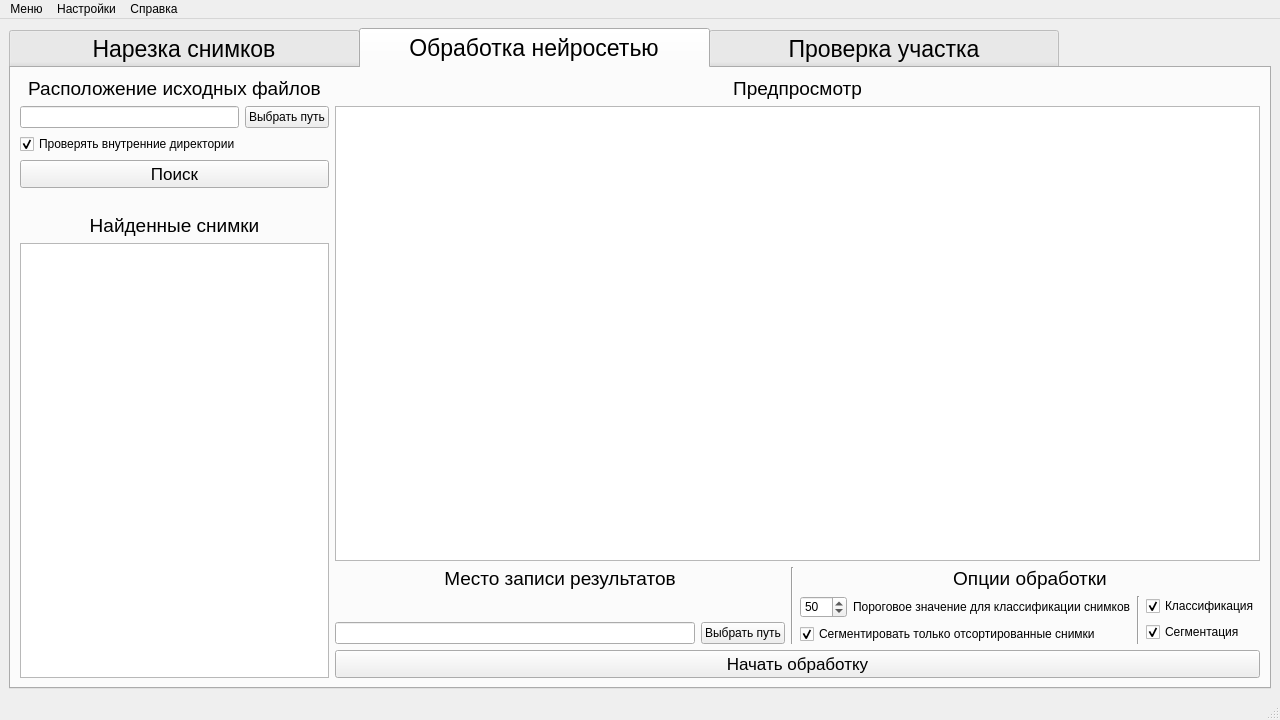
First picture: the form in GeoDetector.ui, repository Vic1379/GeoDetector, before the edit.
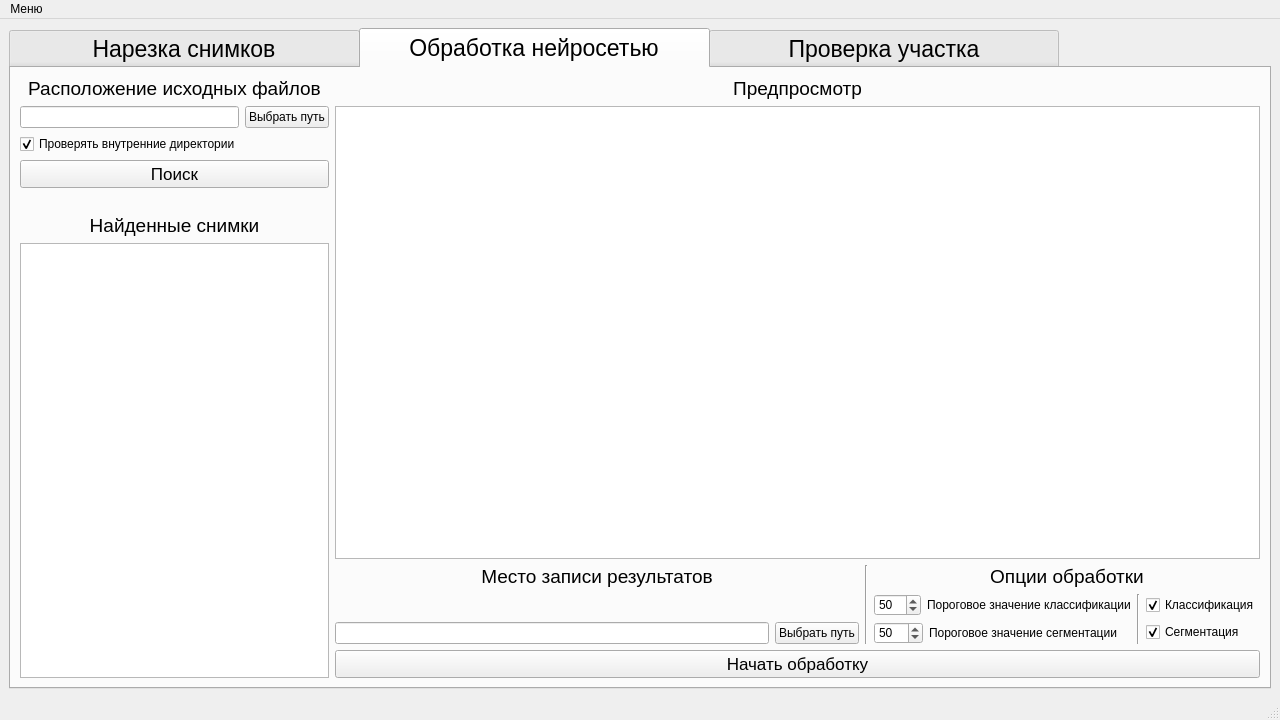
Second picture: the form after the edit. The open tabs and pages were chosen to show the change.

The edit to the form file:
```diff
--- a/GeoDetector.ui
+++ b/GeoDetector.ui
@@ -519,7 +519,13 @@
                   <item>
                    <layout class="QHBoxLayout" name="horizontalLayout_6">
                     <item>
-                     <widget class="QSpinBox" name="sb_thld">
+                     <widget class="QSpinBox" name="sb_thld_cls">
+                      <property name="sizePolicy">
+                       <sizepolicy hsizetype="Minimum" vsizetype="Fixed">
+                        <horstretch>0</horstretch>
+                        <verstretch>0</verstretch>
+                       </sizepolicy>
+                      </property>
                       <property name="maximum">
                        <number>100</number>
                       </property>
@@ -531,21 +537,41 @@
                     <item>
                      <widget class="QLabel" name="label_thld">
                       <property name="text">
-                       <string>Пороговое значение для классификации снимков</string>
+                       <string>Пороговое значение классификации</string>
                       </property>
                      </widget>
                     </item>
                    </layout>
                   </item>
                   <item>
-                   <widget class="QCheckBox" name="cb_segIsFiltered">
-                    <property name="text">
-                     <string>Сегментировать только отсортированные снимки</string>
-                    </property>
-                    <property name="checked">
-                     <bool>true</bool>
-                    </property>
-                   </widget>
+                   <layout class="QHBoxLayout" name="horizontalLayout_5">
+                    <item>
+                     <widget class="QSpinBox" name="sb_thld_seg">
+                      <property name="enabled">
+                       <bool>true</bool>
+                      </property>
+                      <property name="sizePolicy">
+                       <sizepolicy hsizetype="Minimum" vsizetype="Fixed">
+                        <horstretch>0</horstretch>
+                        <verstretch>0</verstretch>
+                       </sizepolicy>
+                      </property>
+                      <property name="maximum">
+                       <number>100</number>
+                      </property>
+                      <property name="value">
+                       <number>50</number>
+                      </property>
+                     </widget>
+                    </item>
+                    <item>
+                     <widget class="QLabel" name="label_5">
+                      <property name="text">
+                       <string>Пороговое значение сегментации    </string>
+                      </property>
+                     </widget>
+                    </item>
+                   </layout>
                   </item>
                  </layout>
                 </item>
@@ -626,21 +652,9 @@
     </property>
     <addaction name="action_open"/>
     <addaction name="separator"/>
-    <addaction name="action_exit"/>
-   </widget>
-   <widget class="QMenu" name="menu_opti">
-    <property name="title">
-     <string>Настройки</string>
-    </property>
-   </widget>
-   <widget class="QMenu" name="menu_info">
-    <property name="title">
-     <string>Справка</string>
-    </property>
+    <addaction name="act_exit"/>
    </widget>
    <addaction name="menu_main"/>
-   <addaction name="menu_opti"/>
-   <addaction name="menu_info"/>
   </widget>
   <widget class="QStatusBar" name="statusbar"/>
   <action name="action_open">
```
Left out of the diff: 16 changed lines with no effect on the pictures.
